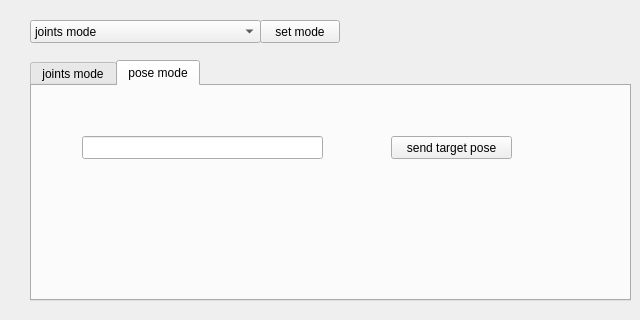
This is taskassignment.ui in freealong/rik_client as Qt 5 draws it before an edit. The edited form follows.
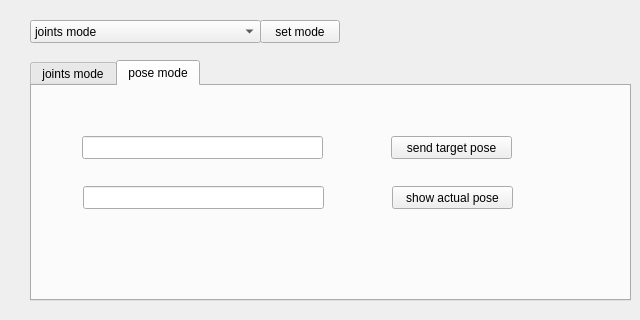
This is the edited form. The open tabs and pages were chosen to show the change.

What changed in the file:
```diff
--- a/taskassignment.ui
+++ b/taskassignment.ui
@@ -157,6 +157,29 @@
       <string>send target pose</string>
      </property>
     </widget>
+    <widget class="QLineEdit" name="lineEdit_actua_pose">
+     <property name="geometry">
+      <rect>
+       <x>51</x>
+       <y>100</y>
+       <width>241</width>
+       <height>23</height>
+      </rect>
+     </property>
+    </widget>
+    <widget class="QPushButton" name="show_pose_btn">
+     <property name="geometry">
+      <rect>
+       <x>360</x>
+       <y>100</y>
+       <width>121</width>
+       <height>23</height>
+      </rect>
+     </property>
+     <property name="text">
+      <string>show actual pose</string>
+     </property>
+    </widget>
    </widget>
   </widget>
   <widget class="QComboBox" name="comboBox">
```
Left out of the diff: 2 changed lines with no effect on the pictures.
